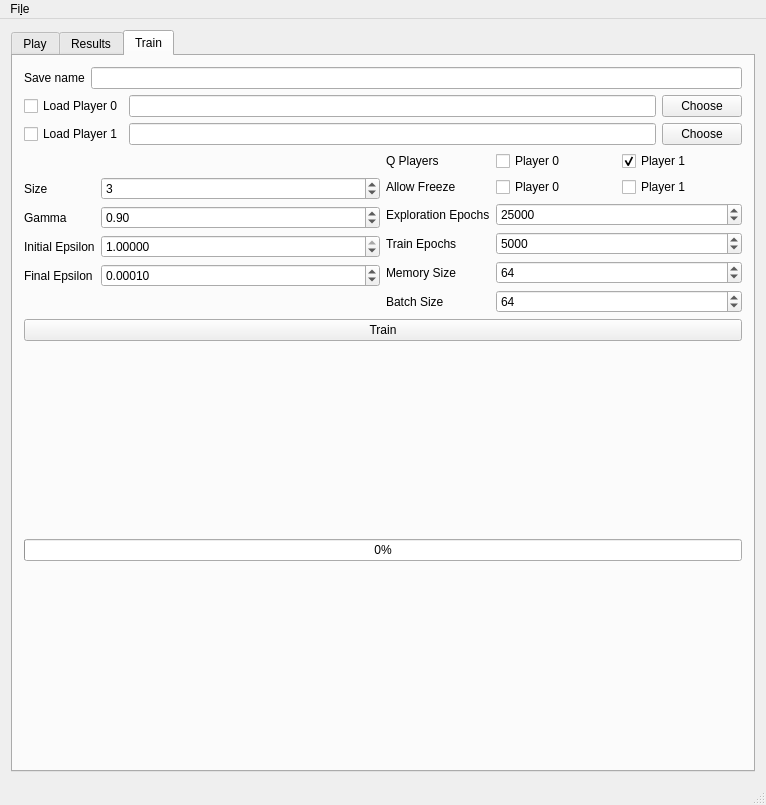
This is TIPE_Hex_QT/mainwindow.ui in Phyronnaz/TIPE_Hex as Qt 5 draws it before an edit. The edited form follows.
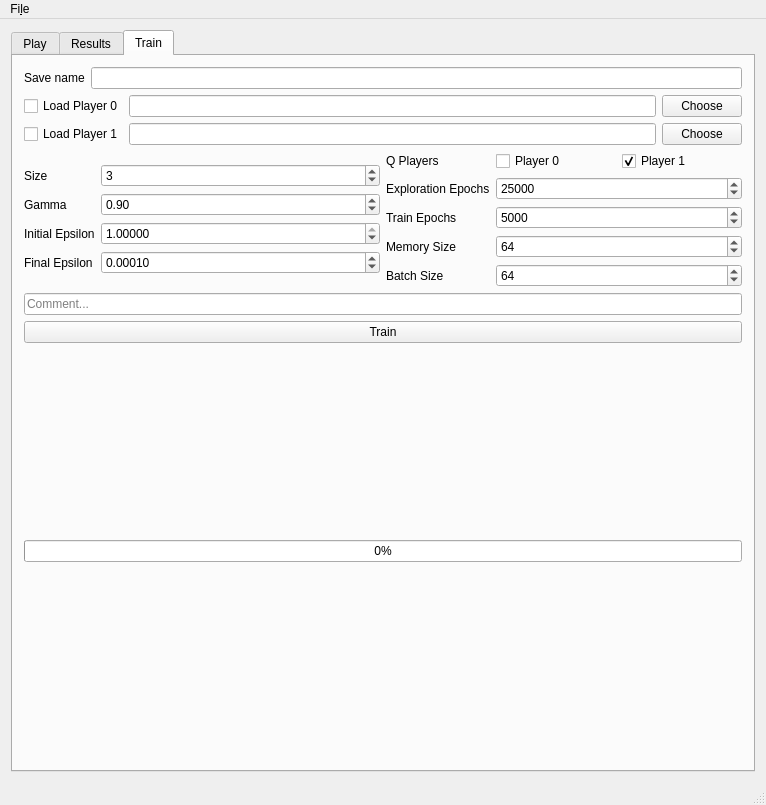
This is the edited form. The open tabs and pages were chosen to show the change.

Commit message: Replaced q_freeze by comment

Diff of the .ui file:
```diff
--- a/TIPE_Hex_QT/mainwindow.ui
+++ b/TIPE_Hex_QT/mainwindow.ui
@@ -619,44 +619,13 @@
              </layout>
             </item>
             <item row="1" column="0">
-             <widget class="QLabel" name="label_9">
-              <property name="text">
-               <string>Allow Freeze</string>
-              </property>
-             </widget>
-            </item>
-            <item row="1" column="1">
-             <layout class="QHBoxLayout" name="horizontalLayout_4">
-              <item>
-               <widget class="QCheckBox" name="checkBoxLearner0">
-                <property name="text">
-                 <string>Player 0</string>
-                </property>
-                <property name="checked">
-                 <bool>false</bool>
-                </property>
-               </widget>
-              </item>
-              <item>
-               <widget class="QCheckBox" name="checkBoxLearner1">
-                <property name="text">
-                 <string>Player 1</string>
-                </property>
-                <property name="checked">
-                 <bool>false</bool>
-                </property>
-               </widget>
-              </item>
-             </layout>
-            </item>
-            <item row="2" column="0">
              <widget class="QLabel" name="label_6">
               <property name="text">
                <string>Exploration Epochs</string>
               </property>
              </widget>
             </item>
-            <item row="2" column="1">
+            <item row="1" column="1">
              <widget class="QSpinBox" name="spinBoxExplorationEpochs">
               <property name="maximum">
                <number>999999999</number>
@@ -669,14 +638,14 @@
               </property>
              </widget>
             </item>
-            <item row="3" column="0">
+            <item row="2" column="0">
              <widget class="QLabel" name="label_7">
               <property name="text">
                <string>Train Epochs</string>
               </property>
              </widget>
             </item>
-            <item row="3" column="1">
+            <item row="2" column="1">
              <widget class="QSpinBox" name="spinBoxTrainEpochs">
               <property name="maximum">
                <number>999999999</number>
@@ -689,14 +658,14 @@
               </property>
              </widget>
             </item>
-            <item row="4" column="0">
+            <item row="3" column="0">
              <widget class="QLabel" name="label_8">
               <property name="text">
                <string>Memory Size</string>
               </property>
              </widget>
             </item>
-            <item row="4" column="1">
+            <item row="3" column="1">
              <widget class="QSpinBox" name="spinBoxMemory">
               <property name="maximum">
                <number>999999999</number>
@@ -709,14 +678,14 @@
               </property>
              </widget>
             </item>
-            <item row="5" column="0">
+            <item row="4" column="0">
              <widget class="QLabel" name="label_3">
               <property name="text">
                <string>Batch Size</string>
               </property>
              </widget>
             </item>
-            <item row="5" column="1">
+            <item row="4" column="1">
              <widget class="QSpinBox" name="spinBoxBatchSize">
               <property name="minimum">
                <number>1</number>
@@ -739,6 +708,19 @@
           </item>
          </layout>
         </item>
+        <item>
+         <widget class="QLineEdit" name="lineEditComment">
+          <property name="toolTip">
+           <string/>
+          </property>
+          <property name="inputMask">
+           <string/>
+          </property>
+          <property name="placeholderText">
+           <string>Comment...</string>
+          </property>
+         </widget>
+        </item>
         <item>
          <widget class="QPushButton" name="pushButtonTrain">
           <property name="text">
```
Left out of the diff: 4 changed lines with no effect on the pictures. The commit also changes 11 other files.
